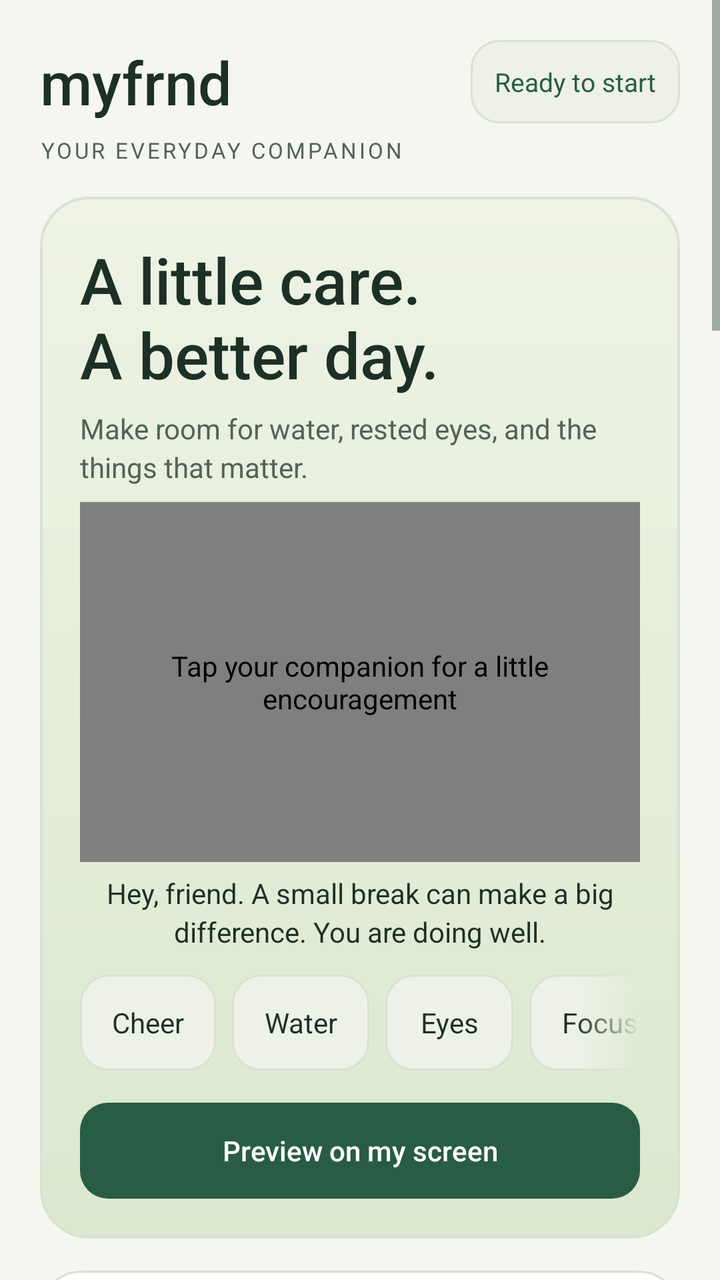
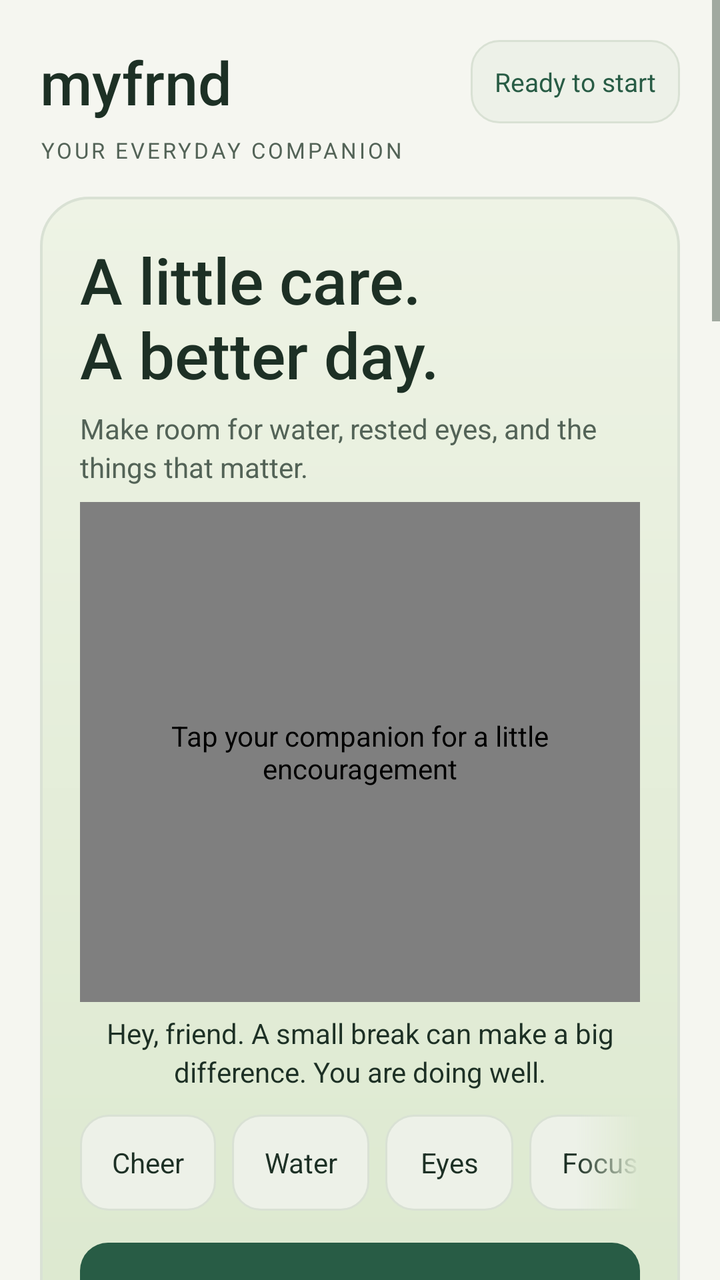

The first picture is an Android layout as it rendered before a commit; the second is the same layout after the commit. The layout source and the unified diff follow.
<!-- AndroidManifest.xml: activity theme Theme.Companion -->
<!-- res/layout/activity_main.xml -->
<?xml version="1.0" encoding="utf-8"?>
<FrameLayout xmlns:android="http://schemas.android.com/apk/res/android"
    android:layout_width="match_parent"
    android:layout_height="match_parent">

<ScrollView
    android:id="@+id/dashboardScroll"
    android:layout_width="match_parent"
    android:layout_height="match_parent"
    android:fillViewport="true">

    <LinearLayout
        android:id="@+id/dashboardContent"
        android:layout_width="match_parent"
        android:layout_height="wrap_content"
        android:orientation="vertical"
        android:padding="@dimen/dashboard_padding">

        <LinearLayout android:layout_width="match_parent" android:layout_height="wrap_content"
            android:orientation="horizontal" android:gravity="center_vertical">
            <TextView android:layout_width="0dp" android:layout_height="wrap_content"
                android:layout_weight="1" android:text="@string/app_name"
                android:textSize="30sp" android:fontFamily="sans-serif-medium"
                android:textColor="@color/text_primary" android:tag="heading" />
            <TextView android:id="@+id/tvEngineStatusBadge"
                android:layout_width="wrap_content" android:layout_height="wrap_content"
                android:padding="12dp" android:background="@drawable/bg_pill_inactive"
                android:text="@string/status_ready" android:textSize="13sp"
                android:textColor="@color/primary" android:accessibilityLiveRegion="polite" />
        </LinearLayout>
        <TextView style="@style/BodyText" android:text="@string/brand_caption"
            android:letterSpacing="0.12" android:textSize="11sp" />

        <LinearLayout style="@style/Card" android:background="@drawable/bg_hero_glow">
            <TextView style="@style/SectionTitle" android:text="@string/hero_title"
                android:textSize="32sp" android:fontFamily="sans-serif-medium" />
            <TextView style="@style/BodyText" android:text="@string/hero_description" />
            <com.wellness.overlay3d.overlay.DevCompanionCanvasView
                android:id="@+id/liveDashboardCompanion"
                android:layout_width="match_parent" android:layout_height="180dp"
                android:layout_marginTop="8dp" android:contentDescription="@string/tap_companion" />
            <TextView android:id="@+id/tvLiveCompanionSpeech" style="@style/BodyText"
                android:text="@string/demo_message" android:gravity="center"
                android:textColor="@color/text_primary" android:accessibilityLiveRegion="polite" />
            <HorizontalScrollView android:layout_width="match_parent" android:layout_height="wrap_content"
                android:layout_marginTop="12dp" android:scrollbars="none"
                android:requiresFadingEdge="horizontal" android:fadingEdgeLength="@dimen/chip_row_fade">
                <LinearLayout android:layout_width="wrap_content" android:layout_height="wrap_content">
                    <Button android:id="@+id/btnPoseHappy" style="@style/Choice" android:text="@string/pose_cheer" />
                    <Button android:id="@+id/btnPoseWater" style="@style/Choice" android:text="@string/pose_water" />
                    <Button android:id="@+id/btnPoseEyes" style="@style/Choice" android:text="@string/pose_eyes" />
                    <Button android:id="@+id/btnPoseTask" style="@style/Choice" android:text="@string/pose_focus" />
                    <Button android:id="@+id/btnPoseThread" style="@style/Choice" android:text="@string/pose_drop" />
                </LinearLayout>
            </HorizontalScrollView>
            <Button android:id="@+id/btnTestCompanionNow" style="@style/PrimaryButton"
                android:text="@string/preview_companion" />
        </LinearLayout>

        <LinearLayout android:id="@+id/llMandatoryOverlayBanner" style="@style/Card">
            <TextView style="@style/SectionTitle" android:text="@string/permission_title" />
            <TextView style="@style/BodyText" android:text="@string/permission_description" />
            <TextView style="@style/BodyText" android:text="@string/overlay_settings_hint" />
            <Button android:id="@+id/btnMandatoryGrant" style="@style/PrimaryButton"
                android:text="@string/grant_overlay" />
        </LinearLayout>

        <LinearLayout style="@style/Card">
            <androidx.appcompat.widget.SwitchCompat android:id="@+id/switchEnableCompanion"
                android:layout_width="match_parent" android:layout_height="wrap_content"
                android:minHeight="48dp" android:paddingStart="4dp" android:paddingEnd="4dp"
                android:text="@string/enable_companion" android:textSize="18sp"
                android:textColor="@color/text_primary" />
            <TextView android:id="@+id/tvHeroSubtitle" style="@style/BodyText"
                android:text="@string/paused_description" />
            <TextView android:id="@+id/tvRuntimeError" style="@style/BodyText"
                android:textColor="@color/error" android:accessibilityLiveRegion="polite"
                android:visibility="gone" />
        </LinearLayout>

        <LinearLayout style="@style/Card">
            <TextView style="@style/SectionTitle" android:text="@string/rhythm_title" />
            <TextView style="@style/BodyText" android:text="@string/rhythm_description" />
            <TextView style="@style/BodyText" android:text="@string/water_title"
                android:layout_marginTop="20dp" />
            <TextView android:id="@+id/tvWaterCountdown" style="@style/SectionTitle"
                android:tag="metric" android:text="@string/countdown_paused"
                android:textSize="28sp" android:fontFamily="sans-serif-medium" />
            <ProgressBar android:id="@+id/waterProgress" style="?android:attr/progressBarStyleHorizontal"
                android:layout_width="match_parent" android:layout_height="8dp"
                android:layout_marginTop="8dp" android:max="1000"
                android:importantForAccessibility="no" android:progressTint="@color/primary" />
            <TextView style="@style/BodyText" android:text="@string/eye_title"
                android:layout_marginTop="20dp" />
            <TextView android:id="@+id/tvEyeCountdown" style="@style/SectionTitle"
                android:tag="metric" android:text="@string/countdown_paused"
                android:textSize="28sp" android:fontFamily="sans-serif-medium" />
            <ProgressBar android:id="@+id/eyeProgress" style="?android:attr/progressBarStyleHorizontal"
                android:layout_width="match_parent" android:layout_height="8dp"
                android:layout_marginTop="8dp" android:max="1000"
                android:importantForAccessibility="no" android:progressTint="@color/primary" />
            <TextView style="@style/BodyText" android:text="@string/eye_interval"
                android:layout_marginTop="20dp" />
            <HorizontalScrollView android:layout_width="match_parent" android:layout_height="wrap_content"
                android:layout_marginTop="8dp" android:scrollbars="none"
                android:requiresFadingEdge="horizontal" android:fadingEdgeLength="@dimen/chip_row_fade">
                <LinearLayout android:layout_width="wrap_content" android:layout_height="wrap_content">
                    <Button android:id="@+id/chipEye15" style="@style/Choice" android:text="@string/minutes_15" />
                    <Button android:id="@+id/chipEye20" style="@style/Choice" android:text="@string/minutes_20" />
                    <Button android:id="@+id/chipEye30" style="@style/Choice" android:text="@string/minutes_30" />
                    <Button android:id="@+id/chipEye45" style="@style/Choice" android:text="@string/minutes_45" />
                </LinearLayout>
            </HorizontalScrollView>
            <TextView style="@style/BodyText" android:text="@string/water_interval"
                android:layout_marginTop="16dp" />
            <HorizontalScrollView android:layout_width="match_parent" android:layout_height="wrap_content"
                android:layout_marginTop="8dp" android:scrollbars="none"
                android:requiresFadingEdge="horizontal" android:fadingEdgeLength="@dimen/chip_row_fade">
                <LinearLayout android:layout_width="wrap_content" android:layout_height="wrap_content">
                    <Button android:id="@+id/chipWater15" style="@style/Choice" android:text="@string/minutes_15" />
                    <Button android:id="@+id/chipWater30" style="@style/Choice" android:text="@string/minutes_30" />
                    <Button android:id="@+id/chipWater45" style="@style/Choice" android:text="@string/minutes_45" />
                    <Button android:id="@+id/chipWater60" style="@style/Choice" android:text="@string/minutes_60" />
                </LinearLayout>
            </HorizontalScrollView>
        </LinearLayout>

        <LinearLayout style="@style/Card">
            <TextView style="@style/SectionTitle" android:text="@string/tasks_title" />
            <TextView android:id="@+id/tvTaskCount" style="@style/BodyText" android:text="@string/tasks_description" />
            <Button android:id="@+id/btnAddNewTask" style="@style/PrimaryButton" android:text="@string/add_task" />
            <TextView android:id="@+id/tvTaskError" style="@style/BodyText"
                android:textColor="@color/error" android:accessibilityLiveRegion="polite" android:visibility="gone" />
            <LinearLayout android:id="@+id/llTasksContainer"
                android:layout_width="match_parent" android:layout_height="wrap_content"
                android:layout_marginTop="16dp" android:orientation="vertical" />
            <TextView android:id="@+id/tvEmptyTasks" style="@style/BodyText"
                android:text="@string/empty_tasks" android:paddingTop="12dp" android:paddingBottom="12dp" />
        </LinearLayout>

        <LinearLayout style="@style/Card">
            <TextView style="@style/SectionTitle" android:text="@string/appearance_title" />
            <TextView style="@style/BodyText" android:text="@string/entrance_label" />
            <HorizontalScrollView android:layout_width="match_parent" android:layout_height="wrap_content"
                android:layout_marginTop="8dp" android:scrollbars="none"
                android:requiresFadingEdge="horizontal" android:fadingEdgeLength="@dimen/chip_row_fade">
                <LinearLayout android:layout_width="wrap_content" android:layout_height="wrap_content">
                    <Button android:id="@+id/chipPosAuto" style="@style/Choice" android:text="@string/entrance_auto" />
                    <Button android:id="@+id/chipPosThread" style="@style/Choice" android:text="@string/entrance_drop" />
                    <Button android:id="@+id/chipPosTopRight" style="@style/Choice" android:text="@string/entrance_corner" />
                    <Button android:id="@+id/chipPosBottom" style="@style/Choice" android:text="@string/entrance_bottom" />
                </LinearLayout>
            </HorizontalScrollView>
            <androidx.appcompat.widget.SwitchCompat android:id="@+id/switchVoice"
                android:layout_width="match_parent" android:layout_height="wrap_content"
                android:layout_marginTop="16dp" android:minHeight="48dp"
                android:text="@string/voice_label" android:textSize="16sp" />
            <TextView style="@style/BodyText" android:text="@string/voice_description" />
            <androidx.appcompat.widget.SwitchCompat android:id="@+id/switchReducedMotion"
                android:layout_width="match_parent" android:layout_height="wrap_content"
                android:layout_marginTop="16dp" android:minHeight="48dp"
                android:text="@string/motion_label" android:textSize="16sp" />
            <TextView style="@style/BodyText" android:text="@string/motion_description" />
        </LinearLayout>
        <LinearLayout android:id="@+id/notificationBanner" style="@style/Card">
            <TextView style="@style/SectionTitle" android:text="@string/notifications_title" />
            <TextView style="@style/BodyText" android:text="@string/notifications_description" />
            <Button android:id="@+id/btnNotifications" style="@style/PrimaryButton"
                android:text="@string/allow_notifications" />
        </LinearLayout>
        <TextView style="@style/BodyText" android:text="@string/privacy_footer"
            android:layout_marginTop="24dp" android:gravity="center" android:textSize="12sp" />
    </LinearLayout>
</ScrollView>
</FrameLayout>
<!-- resources referenced by this layout -->
<resources>
  <color name="error">#A52C35</color>
  <color name="primary">#285C45</color>
  <color name="text_primary">#1D3025</color>
  <dimen name="chip_row_fade">32dp</dimen>
  <dimen name="dashboard_padding">20dp</dimen>
  <string name="add_task">Add a reminder</string>
  <string name="allow_notifications">Allow notifications</string>
  <string name="app_name">myfrnd</string>
  <string name="appearance_title">Make it yours</string>
  <string name="brand_caption">YOUR EVERYDAY COMPANION</string>
  <string name="countdown_paused">Paused</string>
  <string name="demo_message">Hey, friend. A small break can make a big difference. You are doing well.</string>
  <string name="empty_tasks">A little breathing room.\nAdd your first reminder whenever you need one.</string>
  <string name="enable_companion">Enable companion</string>
  <string name="entrance_auto">Surprise me</string>
  <string name="entrance_bottom">Rise up</string>
  <string name="entrance_corner">Corner</string>
  <string name="entrance_drop">Drop in</string>
  <string name="entrance_label">Companion entrance</string>
  <string name="eye_interval">Eye break interval</string>
  <string name="eye_title">Rest your eyes</string>
  <string name="grant_overlay">Allow display over apps</string>
  <string name="hero_description">Make room for water, rested eyes, and the things that matter.</string>
  <string name="hero_title">A little care.\nA better day.</string>
  <string name="minutes_15">15 min</string>
  <string name="minutes_20">20 min</string>
  <string name="minutes_30">30 min</string>
  <string name="minutes_45">45 min</string>
  <string name="minutes_60">60 min</string>
  <string name="motion_description">Keep your companion still and skip entrance animations.</string>
  <string name="motion_label">Reduce motion</string>
  <string name="notifications_title">Keep controls within reach</string>
  <string name="overlay_settings_hint">On the next screen, tap myfrnd, then switch on \u201cAllow display over other apps\u201d.</string>
  <string name="paused_description">Your reminders are saved. Turn on your companion when you are ready.</string>
  <string name="permission_description">Allow display over other apps to see small reminders while you use your phone. You can pause them anytime.</string>
  <string name="permission_title">Meet your companion anywhere</string>
  <string name="pose_cheer">Cheer</string>
  <string name="pose_drop">Drop</string>
  <string name="pose_eyes">Eyes</string>
  <string name="pose_focus">Focus</string>
  <string name="pose_water">Water</string>
  <string name="preview_companion">Preview on my screen</string>
  <string name="privacy_footer">Your reminders stay on this device. No account. No ads.\nNot an alarm clock: Android may delay reminders.</string>
  <string name="rhythm_description">Small pauses, on your schedule. Timers keep their place when you return here.</string>
  <string name="rhythm_title">Your daily rhythm</string>
  <string name="status_ready">Ready to start</string>
  <string name="tap_companion">Tap your companion for a little encouragement</string>
  <string name="tasks_description">One less thing to keep in your head.</string>
  <string name="tasks_title">Your reminders</string>
  <string name="voice_description">Off by default for privacy. Needs an offline voice in your device language. No microphone is used.</string>
  <string name="voice_label">Speak reminders aloud</string>
  <string name="water_interval">Water reminder interval</string>
  <string name="water_title">Water break</string>
  <color name="hero_start">#EEF3E5</color>
  <color name="hero_end">#DBE8CE</color>
  <color name="outline">#D9E1D4</color>
  <color name="surface_soft">#EDF1E8</color>
  <color name="text_secondary">#536357</color>
  <color name="on_primary">#FFFFFF</color>
  <color name="background">#F5F6F0</color>
  <color name="surface">#FFFFFF</color>
  <!-- unchanged entries left out for length: 13 -->
</resources>

<!-- the commit's change to res/layout/activity_main.xml (unified diff, before → after) -->
@@ -35,9 +35,9 @@
             <TextView style="@style/SectionTitle" android:text="@string/hero_title"
                 android:textSize="32sp" android:fontFamily="sans-serif-medium" />
             <TextView style="@style/BodyText" android:text="@string/hero_description" />
-            <com.wellness.overlay3d.overlay.DevCompanionCanvasView
+            <com.wellness.overlay3d.overlay.HumanCompanionView
                 android:id="@+id/liveDashboardCompanion"
-                android:layout_width="match_parent" android:layout_height="180dp"
+                android:layout_width="match_parent" android:layout_height="@dimen/dashboard_companion_height"
                 android:layout_marginTop="8dp" android:contentDescription="@string/tap_companion" />
             <TextView android:id="@+id/tvLiveCompanionSpeech" style="@style/BodyText"
                 android:text="@string/demo_message" android:gravity="center"
<!-- resource entries referenced after the edit -->
@@ -4,6 +4,7 @@
   <color name="primary">#285C45</color>
   <color name="text_primary">#1D3025</color>
   <dimen name="chip_row_fade">32dp</dimen>
+  <dimen name="dashboard_companion_height">250dp</dimen>
   <dimen name="dashboard_padding">20dp</dimen>
   <string name="add_task">Add a reminder</string>
   <string name="allow_notifications">Allow notifications</string>
